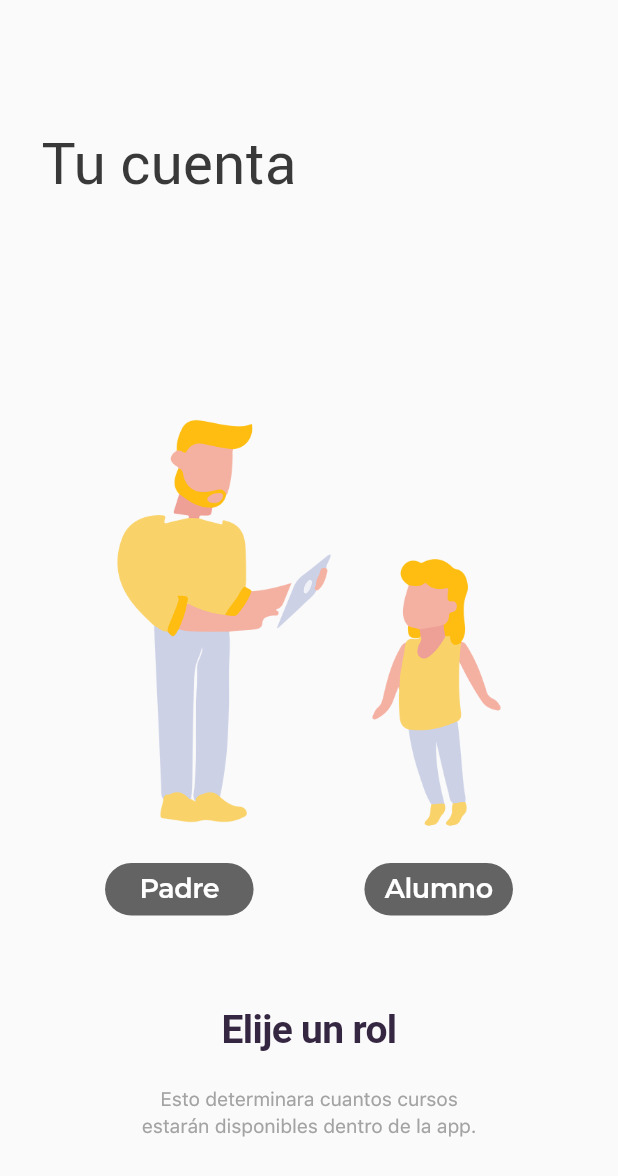
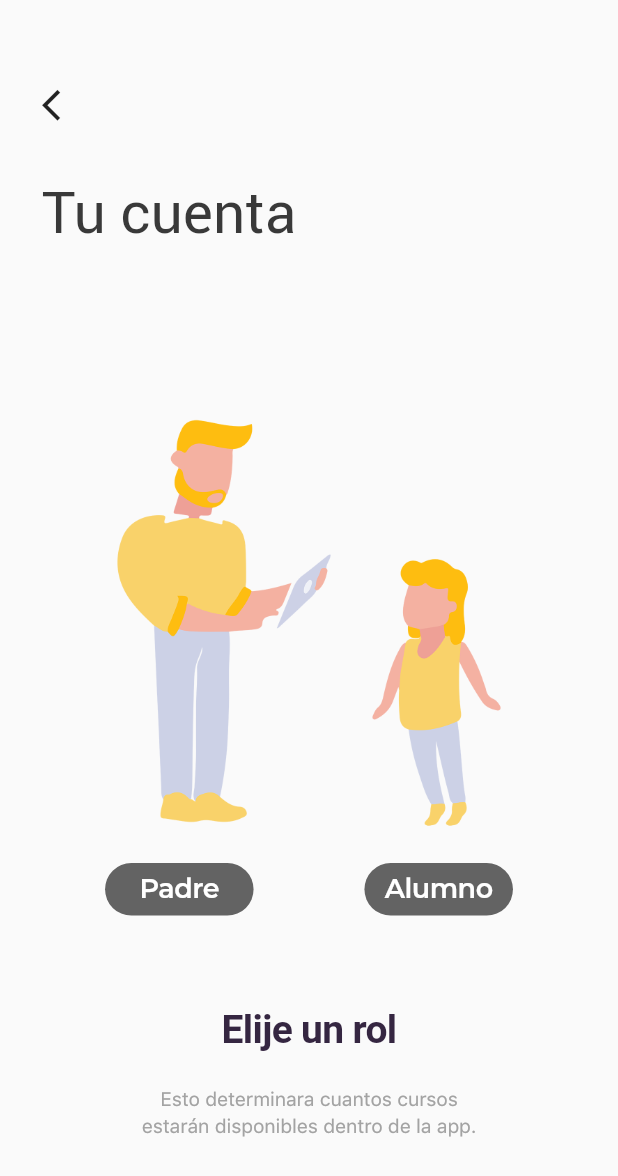
Before and after one commit to bautitravella/main_screens, a Flutter app: the ElijeUnRolWidget screen opened directly with empty values, on a phone screen of 412 x 824 dp. Shown: the top 1176 px of the screen. Run offline on Flutter 3.47's test engine with Material 2 defaults, Android fonts, the phone set to English and light mode, and no system bars; our stand-ins replace bloc, bottom_navy_bar, cached_network_image, cloud_firestore, equatable, firebase_analytics and 13 more; missing offline and left inert: configurable_expansion_tile, fading_edge_scrollview, flutter_facebook_login, image_picker_modern, multi_image_picker, searchable_dropdown; accounts and stored records are empty; Roboto replaces fonts that are missing (Sf-r); statements that could not run were skipped.

Commit message:
add back button in select role

```diff
--- a/lib/log_in/registrar_info_usuario/elije_un_rol_widget.dart
+++ b/lib/log_in/registrar_info_usuario/elije_un_rol_widget.dart
@@ -29,8 +29,16 @@ class ElijeUnRolWidget extends StatelessWidget {
           child: Column(
             crossAxisAlignment: CrossAxisAlignment.start,
             children: <Widget>[
+              GestureDetector(
+                onTap: () => _onWillPop(context),
+                child: Container(
+                    margin: EdgeInsets.only(left: 28, top: SizeConfig.blockSizeVertical*7),
+                    child: Icon(
+                      Icons.arrow_back_ios, size: 25, color: Colors.black87,)
+                    ),
+              ),
               Container(
-                margin: EdgeInsets.only(left: 28, top: SizeConfig.blockSizeVertical*10),
+                margin: EdgeInsets.only(left: 28, top: SizeConfig.blockSizeVertical*4),
                 child: Text(
                   "Tu cuenta",
                   textAlign: TextAlign.left,
```
